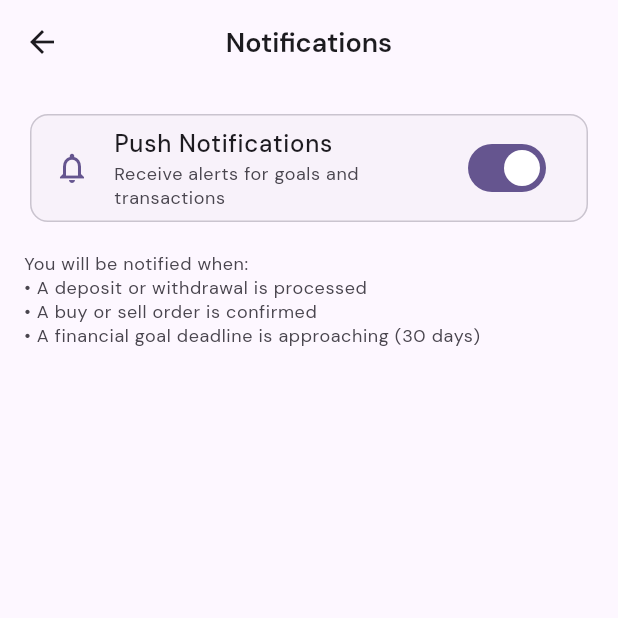
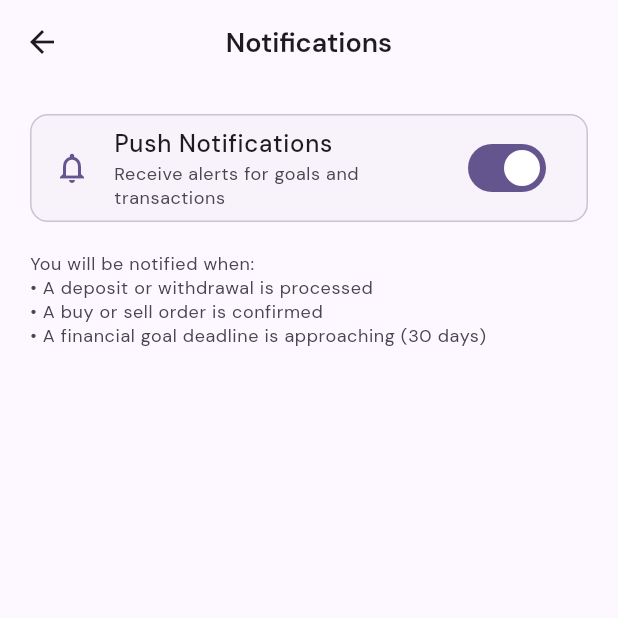
Before and after one commit to johnduartemoreno/investy_frontend, a Flutter app: the NotificationsScreen screen opened by its route, on a phone screen of 412 x 824 dp, the top half of it. Run offline on Flutter 3.47's test engine with Material 3 defaults, Android fonts, the phone set to English and light mode, and no system bars; our stand-ins replace dio, equatable, firebase_auth, firebase_core, firebase_messaging, flutter_riverpod and 10 more; missing offline and left inert: webview_flutter_android, webview_flutter_wkwebview; accounts and stored records are empty; generated files the repository leaves out were written again; network calls fail.

Commit message:
claude: feat(S15.5): P1-P3 design audit fixes — banner semántico, sell green returns, light theme cards, chips outline, settings icons, about theme

```diff
--- a/lib/core/theme/app_theme.dart
+++ b/lib/core/theme/app_theme.dart
@@ -67,15 +67,36 @@ class AppTheme {
     textTheme: _buildTextTheme(ThemeData.light().textTheme),
     appBarTheme: AppBarTheme(
       centerTitle: true,
+      elevation: 0,
       titleTextStyle: GoogleFonts.dmSans(
         fontSize: 18,
         fontWeight: FontWeight.w600,
         color: const Color(0xFF1C1B1F),
       ),
     ),
+    cardTheme: CardThemeData(
+      elevation: 0,
+      shape: RoundedRectangleBorder(
+        borderRadius: BorderRadius.circular(AppDimens.radiusCard),
+        side: const BorderSide(color: Color(0xFFE0E0E8), width: 1),
+      ),
+    ),
+    dividerTheme: const DividerThemeData(
+      color: Color(0xFFE0E0E8),
+      thickness: 1,
+    ),
     inputDecorationTheme: InputDecorationTheme(
       border: OutlineInputBorder(
-        borderRadius: BorderRadius.circular(12),
+        borderRadius: BorderRadius.circular(AppDimens.radiusInput),
+        borderSide: BorderSide.none,
+      ),
+      enabledBorder: OutlineInputBorder(
+        borderRadius: BorderRadius.circular(AppDimens.radiusInput),
+        borderSide: BorderSide.none,
+      ),
+      focusedBorder: OutlineInputBorder(
+        borderRadius: BorderRadius.circular(AppDimens.radiusInput),
+        borderSide: const BorderSide(color: Color(0xFF6750A4), width: 1.5),
       ),
       filled: true,
     ),
--- a/lib/features/dashboard/presentation/screens/sell_asset_screen.dart
+++ b/lib/features/dashboard/presentation/screens/sell_asset_screen.dart
@@ -4,6 +4,7 @@ import 'package:go_router/go_router.dart';
 
 import '../../../../core/presentation/widgets/primary_button.dart';
 import '../../../../core/theme/app_dimens.dart';
+import '../../../../core/theme/app_theme.dart';
 import '../../../../core/utils/currency_formatter.dart';
 import '../../../../core/utils/thousands_separator_input_formatter.dart';
 import '../../../../features/portfolio/data/models/portfolio_response_model.dart';
@@ -215,7 +216,7 @@ class _HoldingListTile extends StatelessWidget {
                     '${holding.returnPct >= 0 ? '+' : ''}${holding.returnPct.toStringAsFixed(1)}%',
                     style: theme.textTheme.bodySmall?.copyWith(
                       color: holding.returnPct >= 0
-                          ? colors.tertiary
+                          ? AppTheme.signalGreen
                           : colors.error,
                       fontWeight: FontWeight.w600,
                     ),
@@ -334,7 +335,7 @@ class _SellBottomSheetState extends ConsumerState<_SellBottomSheet> {
         ScaffoldMessenger.of(context).showSnackBar(
           SnackBar(
             content: Text(AppLocalizations.of(context).sellSuccess),
-            backgroundColor: colors.tertiary,
+            backgroundColor: AppTheme.signalGreen,
           ),
         );
         if (context.canPop()) context.pop();
--- a/lib/features/goals/presentation/goals_screen.dart
+++ b/lib/features/goals/presentation/goals_screen.dart
@@ -125,13 +125,13 @@ class _GoalCard extends StatelessWidget {
                 padding:
                     const EdgeInsets.symmetric(horizontal: 10, vertical: 4),
                 decoration: BoxDecoration(
-                  color: theme.primaryColor.withValues(alpha: 0.1),
+                  color: theme.colorScheme.primaryContainer,
                   borderRadius: BorderRadius.circular(20),
                 ),
                 child: Text(
                   '${(progress * 100).toStringAsFixed(1)}%',
                   style: TextStyle(
-                    color: theme.primaryColor,
+                    color: theme.colorScheme.onPrimaryContainer,
                     fontWeight: FontWeight.bold,
                   ),
                 ),
--- a/lib/features/settings/presentation/about_screen.dart
+++ b/lib/features/settings/presentation/about_screen.dart
@@ -20,7 +20,7 @@ class AboutScreen extends StatelessWidget {
             const SizedBox(height: 16),
             Material(
               elevation: 4,
-              color: Colors.white,
+              color: colorScheme.surfaceContainerHigh,
               shape: const CircleBorder(),
               child: Padding(
                 padding: const EdgeInsets.all(20),
--- a/lib/features/settings/presentation/notifications_screen.dart
+++ b/lib/features/settings/presentation/notifications_screen.dart
@@ -92,10 +92,13 @@ class _NotificationsScreenState extends ConsumerState<NotificationsScreen> {
                   ),
                 ),
                 const SizedBox(height: 16),
-                Text(
-                  AppLocalizations.of(context).notificationsDescription,
-                  style: textTheme.bodySmall
-                      ?.copyWith(color: colorScheme.onSurfaceVariant),
+                Padding(
+                  padding: const EdgeInsets.symmetric(horizontal: 4),
+                  child: Text(
+                    AppLocalizations.of(context).notificationsDescription,
+                    style: textTheme.bodySmall
+                        ?.copyWith(color: colorScheme.onSurfaceVariant),
+                  ),
                 ),
               ],
             ),
--- a/lib/features/settings/presentation/settings_screen.dart
+++ b/lib/features/settings/presentation/settings_screen.dart
@@ -233,7 +233,7 @@ class SettingsScreen extends ConsumerWidget {
       BuildContext context, IconData icon, String title, String trailing,
       {required VoidCallback onTap}) {
     return ListTile(
-      leading: Icon(icon, color: Theme.of(context).primaryColor),
+      leading: Icon(icon, color: Theme.of(context).colorScheme.primary),
       title: Text(title, style: const TextStyle(fontWeight: FontWeight.w500)),
       trailing: Row(
         mainAxisSize: MainAxisSize.min,
```
Also changed, not shown: lib/features/broker/presentation/widgets/broker_gate_banner.dart (+6 -13 lines), lib/features/goals/presentation/widgets/create_goal_sheet.dart (+4 -6 lines).
